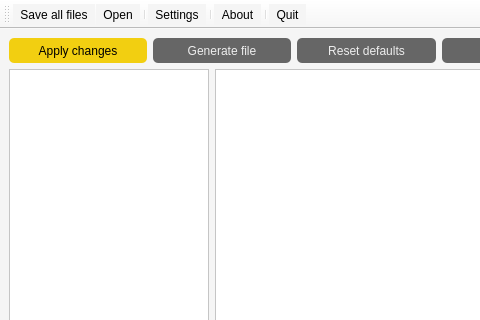
Old version of the form LTEsimGeneratorGUI/Ui/Windows/parameterswindow.ui in the repository moniss23/junit4; both pictures show x 0 to 480 and y 0 to 320 of the 733 by 672 pixel window.
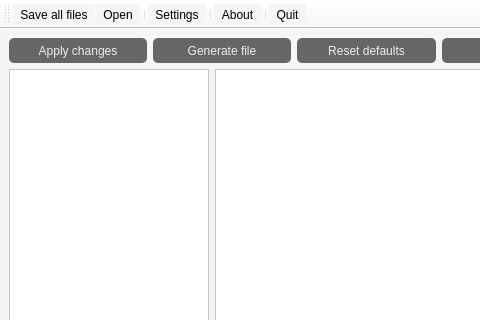
New version of the form. Icons and pictures are not drawn.

Commit message: Changed colour of "Apply changes" button in ParametersWindow

The edit to the form file:
```diff
--- a/LTEsimGeneratorGUI/Ui/Windows/parameterswindow.ui
+++ b/LTEsimGeneratorGUI/Ui/Windows/parameterswindow.ui
@@ -246,10 +246,10 @@
         <property name="styleSheet">
          <string notr="true">QPushButton#saveFileButton {
 	height: 25px;
-	color: #000;
+	color: #eee;
 	border-radius:5px;
 	border-color: #eee;
-	background-color:#F2CF11;
+	background-color:#666666;
 }
 QPushButton#saveFileButton:hover:!pressed {
 	background-color:#FFD700;
```
Left out of the diff: 5 changed lines with no effect on the pictures.
